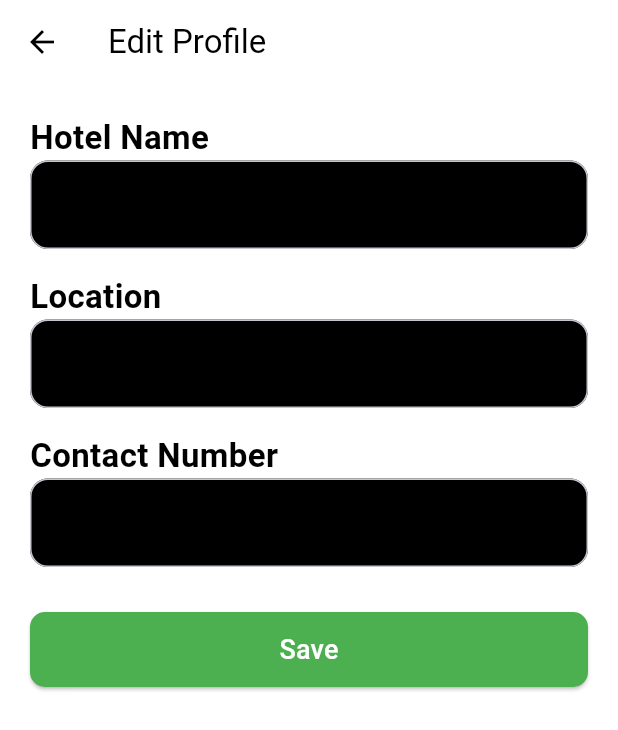
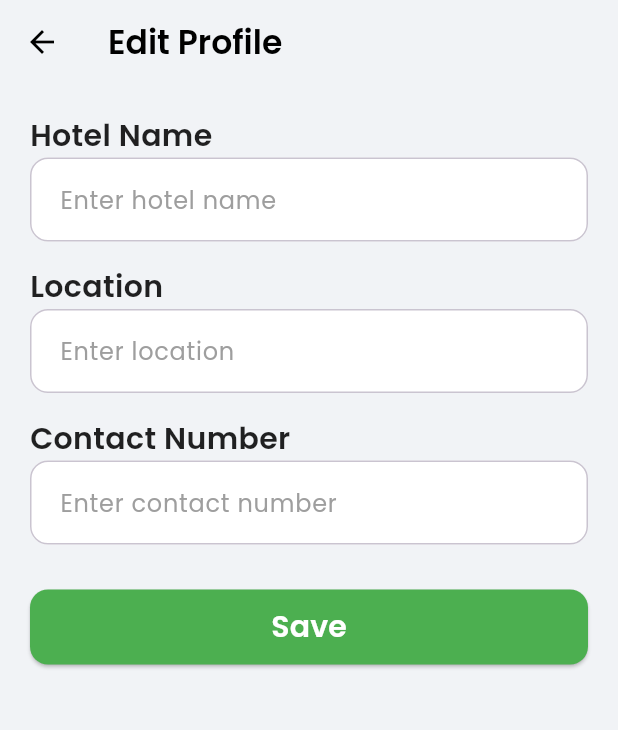
Before and after one commit to Sanka43/KitchenSync, a Flutter app: the HotelDashboard screen opened directly, in the side drawer, after a tap on the "person" icon, on a phone screen of 412 x 824 dp. Shown: the top 730 px of the screen. Run offline on Flutter 3.47's test engine with Material 3 defaults, Android fonts, the phone set to English and light mode, and no system bars; our stand-ins replace cloud_firestore, firebase_auth, firebase_core, firebase_database, fl_chart, google_fonts; accounts and stored records are empty.

Commit message:
dash board1

```diff
--- a/lib/views/hotel/dashboard.dart
+++ b/lib/views/hotel/dashboard.dart
@@ -1,7 +1,10 @@
+import 'dart:ui';
 import 'package:flutter/material.dart';
 import 'package:firebase_auth/firebase_auth.dart';
 import 'package:cloud_firestore/cloud_firestore.dart';
 import 'package:fl_chart/fl_chart.dart';
+import 'package:google_fonts/google_fonts.dart';
+
 import '../../services/realtime_service.dart';
 import '../../services/usage_service.dart' as services_usage;
 import '../auth/login_page.dart';
@@ -97,22 +100,13 @@ class _HotelDashboardState extends State<HotelDashboard> {
   @override
   Widget build(BuildContext context) {
     return Scaffold(
-      backgroundColor: Colors.white,
+      backgroundColor: const Color(0xFFF1F3F6),
       drawer: _buildDrawer(context),
       appBar: AppBar(
-        backgroundColor: Colors.white,
+        backgroundColor: Colors.transparent,
         elevation: 0,
-        title: const Text(
-          'Hotel Dashboard',
-          style: TextStyle(color: Colors.black),
-        ),
+        title: Text('', style: GoogleFonts.poppins(color: Colors.black)),
         iconTheme: const IconThemeData(color: Colors.black),
-        actions: [
-          IconButton(
-            icon: const Icon(Icons.refresh, color: Colors.black),
-            onPressed: _loadData,
-          ),
-        ],
       ),
       body: _isLoading
           ? const Center(child: CircularProgressIndicator())
@@ -149,19 +143,32 @@ class _HotelDashboardState extends State<HotelDashboard> {
 
   Widget _buildDrawer(BuildContext context) {
     return Drawer(
-      backgroundColor: const Color.fromARGB(255, 24, 24, 24),
-      child: ListView(
+      child: Stack(
+        children: [
+          Container(color: Colors.white.withOpacity(1)),
+          BackdropFilter(
+            filter: ImageFilter.blur(sigmaX: 15, sigmaY: 15),
+            child: Container(color: const Color.fromARGB(255, 245, 245, 245)),
+          ),
+          ListView(
             padding: EdgeInsets.zero,
             children: [
               UserAccountsDrawerHeader(
-            decoration: const BoxDecoration(color: Color(0xFF2C2C2C)),
+                decoration: BoxDecoration(color: Colors.white.withOpacity(1)),
                 accountName: Text(
                   _hotelName,
-              style: const TextStyle(color: Colors.white),
+                  style: GoogleFonts.poppins(
+                    color: const Color.fromARGB(255, 21, 22, 64),
+                    fontWeight: FontWeight.bold,
+                    fontSize: 18,
                   ),
-            accountEmail: const Text(
+                ),
+                accountEmail: Text(
                   "Main Kitchen",
-              style: TextStyle(color: Colors.white70),
+                  style: GoogleFonts.poppins(
+                    color: const Color.fromARGB(230, 21, 22, 64),
+                    fontSize: 14,
+                  ),
                 ),
                 currentAccountPicture: GestureDetector(
                   onTap: () => Navigator.push(
@@ -169,44 +176,49 @@ class _HotelDashboardState extends State<HotelDashboard> {
                     MaterialPageRoute(builder: (_) => const EditProfilePage()),
                   ),
                   child: const CircleAvatar(
-                backgroundColor: Colors.grey,
-                child: Icon(Icons.person, size: 40, color: Colors.white),
+                    backgroundColor: Colors.black12,
+                    child: Icon(
+                      Icons.person,
+                      color: const Color.fromARGB(255, 21, 22, 64),
+                      size: 40,
                     ),
                   ),
                 ),
-          _buildDrawerItem(
-            Icons.list_alt,
-            'Order List',
-            () => Navigator.push(
+              ),
+              _buildDrawerItem(Icons.list_alt, 'Order List', () {
+                Navigator.push(
                   context,
                   MaterialPageRoute(builder: (_) => OrderListPage()),
-            ),
-          ),
-          _buildDrawerItem(
-            Icons.inventory,
-            'Items',
-            () => Navigator.push(
+                );
+              }),
+              _buildDrawerItem(Icons.inventory, 'Items', () {
+                Navigator.push(
                   context,
                   MaterialPageRoute(builder: (_) => const ItemsListPage()),
-            ),
-          ),
-          _buildDrawerItem(
-            Icons.shopping_cart,
-            'Shops',
-            () => Navigator.push(
+                );
+              }),
+              _buildDrawerItem(Icons.shopping_cart, 'Shops', () {
+                Navigator.push(
                   context,
                   MaterialPageRoute(
                     builder: (_) => ShopListPage(hotelId: currentUserId),
                   ),
-            ),
-          ),
-          _buildDrawerItem(
-            Icons.logout,
-            'Logout',
-            () => Navigator.pushReplacement(
+                );
+              }),
+              const Divider(thickness: 0.5),
+              _buildDrawerItem(Icons.edit, 'Edit Profile', () {
+                Navigator.push(
+                  context,
+                  MaterialPageRoute(builder: (_) => const EditProfilePage()),
+                );
+              }),
+              _buildDrawerItem(Icons.logout, 'Logout', () {
+                Navigator.pushReplacement(
                   context,
                   MaterialPageRoute(builder: (_) => const LoginPage()),
-            ),
+                );
+              }),
+            ],
           ),
         ],
       ),
@@ -215,8 +227,15 @@ class _HotelDashboardState extends State<HotelDashboard> {
 
   Widget _buildDrawerItem(IconData icon, String title, VoidCallback onTap) {
     return ListTile(
-      leading: Icon(icon, color: Colors.white),
-      title: Text(title, style: const TextStyle(color: Colors.white)),
+      leading: Icon(icon, color: const Color.fromARGB(255, 21, 22, 64)),
+      title: Text(
+        title,
+        style: GoogleFonts.poppins(
+          color: const Color.fromARGB(255, 21, 22, 64),
+          fontSize: 16,
+          fontWeight: FontWeight.w500,
+        ),
+      ),
       onTap: onTap,
     );
   }
@@ -230,9 +249,12 @@ class _HotelDashboardState extends State<HotelDashboard> {
         child: Column(
           crossAxisAlignment: CrossAxisAlignment.start,
           children: [
-            const Text(
+            Text(
               "Summary",
-              style: TextStyle(fontSize: 20, fontWeight: FontWeight.bold),
+              style: GoogleFonts.poppins(
+                fontSize: 20,
+                fontWeight: FontWeight.bold,
+              ),
             ),
             const SizedBox(height: 16),
             _buildSummaryRow("Total Items", _items.length.toString()),
@@ -250,8 +272,8 @@ class _HotelDashboardState extends State<HotelDashboard> {
     return Row(
       mainAxisAlignment: MainAxisAlignment.spaceBetween,
       children: [
-        Text(label, style: const TextStyle(fontSize: 16)),
-        Text(value, style: const TextStyle(fontWeight: FontWeight.bold)),
+        Text(label, style: GoogleFonts.poppins(fontSize: 16)),
+        Text(value, style: GoogleFonts.poppins(fontWeight: FontWeight.bold)),
       ],
     );
   }
@@ -275,9 +297,12 @@ class _HotelDashboardState extends State<HotelDashboard> {
         child: Column(
           crossAxisAlignment: CrossAxisAlignment.start,
           children: [
-            const Text(
+            Text(
               "Low Stock Items",
-              style: TextStyle(fontSize: 20, fontWeight: FontWeight.bold),
+              style: GoogleFonts.poppins(
+                fontSize: 20,
+                fontWeight: FontWeight.bold,
+              ),
             ),
             const SizedBox(height: 16),
             Expanded(
@@ -286,8 +311,14 @@ class _HotelDashboardState extends State<HotelDashboard> {
                 itemBuilder: (context, index) {
                   final item = lowStockItems[index];
                   return ListTile(
-                    title: Text(item['itemName'] ?? 'Unnamed'),
-                    trailing: Text(item['stock'].toString()),
+                    title: Text(
+                      item['itemName'] ?? 'Unnamed',
+                      style: GoogleFonts.poppins(),
+                    ),
+                    trailing: Text(
+                      item['stock'].toString(),
+                      style: GoogleFonts.poppins(fontWeight: FontWeight.bold),
+                    ),
                   );
                 },
               ),
@@ -321,9 +352,12 @@ class _HotelDashboardState extends State<HotelDashboard> {
         child: Column(
           crossAxisAlignment: CrossAxisAlignment.start,
           children: [
-            const Text(
+            Text(
               "Stock Chart",
-              style: TextStyle(fontSize: 20, fontWeight: FontWeight.bold),
+              style: GoogleFonts.poppins(
+                fontSize: 20,
+                fontWeight: FontWeight.bold,
+              ),
             ),
             const SizedBox(height: 16),
             SizedBox(
@@ -341,6 +375,7 @@ class _HotelDashboardState extends State<HotelDashboard> {
                             index < chartItems.length
                                 ? chartItems[index]['itemName'] ?? ''
                                 : '',
+                            style: GoogleFonts.poppins(fontSize: 10),
                           );
                         },
                       ),
--- a/lib/views/hotel/edit_profile_page.dart
+++ b/lib/views/hotel/edit_profile_page.dart
@@ -1,6 +1,7 @@
 import 'package:cloud_firestore/cloud_firestore.dart';
 import 'package:firebase_auth/firebase_auth.dart';
 import 'package:flutter/material.dart';
+import 'package:google_fonts/google_fonts.dart';
 
 class EditProfilePage extends StatefulWidget {
   const EditProfilePage({super.key});
@@ -64,15 +65,19 @@ class _EditProfilePageState extends State<EditProfilePage> {
   @override
   Widget build(BuildContext context) {
     return Scaffold(
-      backgroundColor: Colors.white, // White background
+      backgroundColor: const Color(0xFFF1F3F6), // Light background
       appBar: AppBar(
-        title: const Text(
+        title: Text(
           'Edit Profile',
-          style: TextStyle(color: Colors.black),
+          style: GoogleFonts.poppins(
+            color: Colors.black,
+            fontSize: 22,
+            fontWeight: FontWeight.w600,
+          ),
         ),
-        backgroundColor: Colors.white,
+        backgroundColor: Colors.transparent,
+        elevation: 0,
         iconTheme: const IconThemeData(color: Colors.black),
-        elevation: 0,
       ),
       body: _isLoading
           ? const Center(child: CircularProgressIndicator())
@@ -81,48 +86,19 @@ class _EditProfilePageState extends State<EditProfilePage> {
               child: Form(
                 key: _formKey,
                 child: Column(
-                  crossAxisAlignment: CrossAxisAlignment.start,
                   children: [
-                    Align(
-                      alignment: Alignment.centerLeft,
-                      child: Text(
-                        'Hotel Name',
-                        style: TextStyle(
-                          color: Colors.black,
-                          fontSize: 22,
-                          fontWeight: FontWeight.bold,
-                        ),
-                      ),
-                    ),
-                    _buildTextField(_hotelNameController, ''),
+                    _buildLabel('Hotel Name'),
+                    _buildTextField(_hotelNameController, 'Enter hotel name'),
                     const SizedBox(height: 16),
-                    Align(
-                      alignment: Alignment.centerLeft,
-                      child: Text(
-                        'Location',
-                        style: TextStyle(
-                          color: Colors.black,
-                          fontSize: 22,
-                          fontWeight: FontWeight.bold,
-                        ),
-                      ),
-                    ),
-                    _buildTextField(_locationController, ''),
+
+                    _buildLabel('Location'),
+                    _buildTextField(_locationController, 'Enter location'),
                     const SizedBox(height: 16),
-                    Align(
-                      alignment: Alignment.centerLeft,
-                      child: Text(
-                        'Contact Number',
-                        style: TextStyle(
-                          color: Colors.black,
-                          fontSize: 22,
-                          fontWeight: FontWeight.bold,
-                        ),
-                      ),
-                    ),
+
+                    _buildLabel('Contact Number'),
                     _buildTextField(
                       _contactController,
-                      '',
+                      'Enter contact number',
                       keyboardType: TextInputType.phone,
                       validator: (value) {
                         if (value == null || value.isEmpty) {
@@ -134,6 +110,7 @@ class _EditProfilePageState extends State<EditProfilePage> {
                       },
                     ),
                     const SizedBox(height: 30),
+
                     SizedBox(
                       width: double.infinity,
                       height: 50,
@@ -143,12 +120,16 @@ class _EditProfilePageState extends State<EditProfilePage> {
                           backgroundColor: Colors.green,
                           foregroundColor: Colors.white,
                           shape: RoundedRectangleBorder(
-                            borderRadius: BorderRadius.circular(10),
+                            borderRadius: BorderRadius.circular(12),
                           ),
                         ),
-                        child: const Text(
+                        child: Text(
                           'Save',
-                          style: TextStyle(fontSize: 18),
+                          style: GoogleFonts.poppins(
+                            fontSize: 20,
+                            fontWeight: FontWeight.w600,
+                            color: Colors.white,
+                          ),
                         ),
                       ),
                     ),
@@ -159,35 +140,53 @@ class _EditProfilePageState extends State<EditProfilePage> {
     );
   }
 
+  Widget _buildLabel(String text) {
+    return Align(
+      alignment: Alignment.centerLeft,
+      child: Text(
+        text,
+        style: GoogleFonts.poppins(
+          fontSize: 20,
+          fontWeight: FontWeight.w600,
+          color: Colors.black87,
+        ),
+      ),
+    );
+  }
+
   Widget _buildTextField(
     TextEditingController controller,
-    String label, {
+    String hintText, {
     TextInputType keyboardType = TextInputType.text,
     String? Function(String?)? validator,
   }) {
     return TextFormField(
       controller: controller,
       keyboardType: keyboardType,
-      style: const TextStyle(color: Colors.white, fontSize: 18), // White text
+      style: GoogleFonts.poppins(color: Colors.black87, fontSize: 16),
       decoration: InputDecoration(
-        labelText: label,
-        labelStyle: const TextStyle(color: Colors.black),
+        hintText: hintText,
+        hintStyle: GoogleFonts.poppins(color: Colors.grey),
         filled: true,
-        fillColor: Colors.black, // Black background
+        fillColor: Colors.white,
+        contentPadding: const EdgeInsets.symmetric(
+          vertical: 16,
+          horizontal: 16,
+        ),
         border: OutlineInputBorder(
           borderRadius: BorderRadius.circular(12),
           borderSide: const BorderSide(color: Colors.grey),
         ),
         focusedBorder: OutlineInputBorder(
-          borderSide: const BorderSide(color: Color.fromARGB(202, 0, 204, 7)),
-          borderRadius: BorderRadius.circular(10),
+          borderSide: const BorderSide(color: Colors.green),
+          borderRadius: BorderRadius.circular(12),
         ),
       ),
       validator:
           validator ??
           (value) {
             if (value == null || value.isEmpty) {
-              return '$label cannot be empty';
+              return 'This field cannot be empty';
             }
             return null;
           },
--- a/lib/views/hotel/items_list_page.dart
+++ b/lib/views/hotel/items_list_page.dart
@@ -12,6 +12,50 @@ class ItemsListPage extends StatefulWidget {
 
 class _ItemsListPageState extends State<ItemsListPage> {
   String _searchQuery = '';
+
+  void updateItemStockFromOrder(
+    List<Map<String, dynamic>> deliveredItems,
+  ) async {
+    final firestore = FirebaseFirestore.instance;
+    bool allSuccess = true;
+
+    for (final item in deliveredItems) {
+      final itemId = item['itemId'];
+      final deliveredQty = item['quantity'] ?? 0;
+
+      if (itemId != null && deliveredQty is int) {
+        try {
+          final itemDoc = await firestore.collection('items').doc(itemId).get();
+          if (itemDoc.exists) {
+            final data = itemDoc.data()!;
+            final currentStock = data['stock'] ?? 0;
+            final maxStock = data['maxStock'] ?? 0;
+
+            int newStock = currentStock + deliveredQty;
+            if (newStock > maxStock) newStock = maxStock;
+
+            await firestore.collection('items').doc(itemId).update({
+              'stock': newStock,
+            });
+          }
+        } catch (e) {
+          allSuccess = false;
+          debugPrint('Failed to update $itemId: $e');
+        }
+      }
+    }
+
+    ScaffoldMessenger.of(context).showSnackBar(
+      SnackBar(
+        content: Text(
+          allSuccess
+              ? 'Stocks updated successfully!'
+              : 'Some items failed to update.',
+          style: GoogleFonts.poppins(),
+        ),
+      ),
+    );
+  }
 
   @override
   Widget build(BuildContext context) {
@@ -197,6 +241,7 @@ class _ItemsListPageState extends State<ItemsListPage> {
                           docId: doc.id,
                           initialName: name,
                           initialStock: stock,
+                          initialMaxStock: maxStock,
                         ),
                       ),
                     );
--- a/lib/views/hotel/shop_list_page.dart
+++ b/lib/views/hotel/shop_list_page.dart
@@ -229,21 +229,21 @@ class _ShopListPageState extends State<ShopListPage> {
             fontSize: 22,
             fontWeight: FontWeight.w600,
             color: Colors.black,
-            letterSpacing: 0.3,
+            // letterSpacing: 0.3,
           ),
         ),
         iconTheme: const IconThemeData(color: Colors.black),
-        actions: [
-          IconButton(
-            icon: const Icon(Icons.add, color: Colors.black, size: 30),
-            onPressed: () {
-              Navigator.push(
-                context,
-                MaterialPageRoute(builder: (_) => const AddShopPage()),
-              );
-            },
-          ),
-        ],
+        // actions: [
+        //   IconButton(
+        //     icon: const Icon(Icons.add, color: Colors.black, size: 30),
+        //     onPressed: () {
+        //       Navigator.push(
+        //         context,
+        //         MaterialPageRoute(builder: (_) => const AddShopPage()),
+        //       );
+        //     },
+        //   ),
+        // ],
       ),
       body: StreamBuilder<QuerySnapshot>(
         stream: FirebaseFirestore.instance
```
Lines whose indentation alone changed are shown as unchanged.
